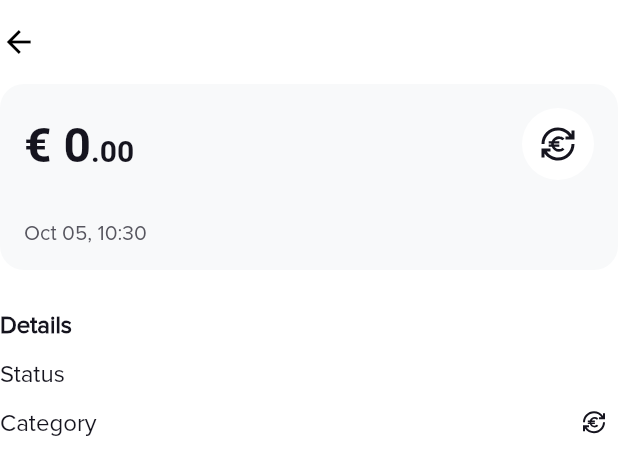
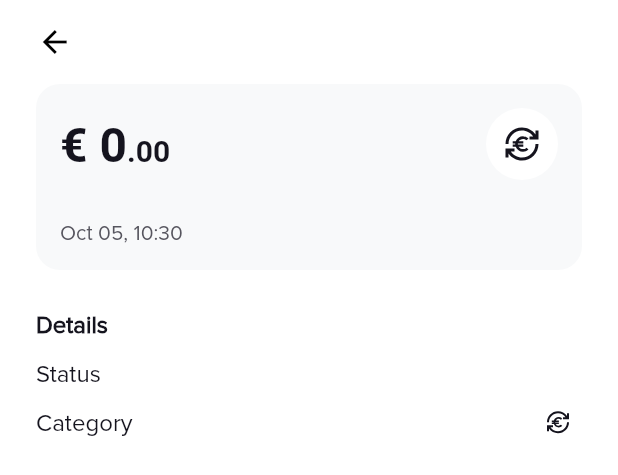
Before and after one commit to ivoryio/Ivory, a Flutter app: the _Content widget shown alone on an empty page, opened directly with empty values, on a phone screen of 412 x 824 dp. Shown: the top 475 px of the screen. Run offline on Flutter 3.47's test engine with Material 2 defaults, Android fonts, the phone set to English and light mode, and no system bars; our stand-ins replace badges, bloc, convert, device_info_plus, dotted_border, equatable and 19 more; missing offline and left inert: amazon_cognito_identity_dart_2, pointycastle; accounts and stored records are empty.

Commit message:
update paddings where IvoryListTile is used

```diff
--- a/lib/screens/transactions/transaction_detail_screen.dart
+++ b/lib/screens/transactions/transaction_detail_screen.dart
@@ -104,8 +104,7 @@ class TransactionDetailScreen extends StatelessWidget {
           children: [
             TextSpan(
               text: 'This is an automatic repayment and does not include the 5% interest rate. ',
-              style: ClientConfig.getTextStyleScheme()
-                  .bodySmallBold,
+              style: ClientConfig.getTextStyleScheme().bodySmallBold,
             ),
             TextSpan(
               text: 'Go to “Repayments” ',
@@ -145,8 +144,6 @@ class TransactionDetailScreen extends StatelessWidget {
 
     return ScreenScaffold(
       body: SingleChildScrollView(
-        padding:
-            ClientConfig.getCustomClientUiSettings().defaultScreenHorizontalPadding,
         child: _Content(
           amountValue: amountValue,
           mainIcon: mainIcon,
@@ -199,7 +196,11 @@ class _Content extends StatelessWidget {
     return Column(
       crossAxisAlignment: CrossAxisAlignment.start,
       children: [
-        const AppToolbar(),
+        AppToolbar(padding: ClientConfig.getCustomClientUiSettings().defaultScreenHorizontalPadding),
+        Padding(
+          padding: ClientConfig.getCustomClientUiSettings().defaultScreenHorizontalPadding,
+          child: Column(
+            children: [
               Material(
                 color: const Color(0xFFF8F9FA),
                 shape: const RoundedRectangleBorder(
@@ -235,13 +236,13 @@ class _Content extends StatelessWidget {
                                   color: Colors.white,
                                   borderRadius: BorderRadius.circular(30),
                                 ),
-                          child: (mainIcon != null) ? Icon(mainIcon, size: 26) : SvgPicture.asset("assets/images/currency_exchange_euro.svg"),
+                                child: (mainIcon != null)
+                                    ? Icon(mainIcon, size: 26)
+                                    : SvgPicture.asset("assets/images/currency_exchange_euro.svg"),
                               ),
                             ],
                           ),
-                    Text(subtitle,
-                        style:
-                            ClientConfig.getTextStyleScheme().bodySmallBold),
+                          Text(subtitle, style: ClientConfig.getTextStyleScheme().bodySmallBold),
                           Text(
                             Format.date(dateTime, pattern: 'MMM dd, HH:mm'),
                             style: ClientConfig.getTextStyleScheme().bodySmallRegular,
@@ -271,12 +272,13 @@ class _Content extends StatelessWidget {
                     trailing: null,
                     trailingWidget: Row(
                       children: [
-                  mainIcon != null ? Icon(
-                      category.icon,
-                      size: 16) : SvgPicture.asset(
+                        mainIcon != null
+                            ? Icon(category.icon, size: 16)
+                            : SvgPicture.asset(
                                 "assets/images/currency_exchange_euro.svg",
                                 width: 16,
-                  height: 16,),
+                                height: 16,
+                              ),
                         const SizedBox(width: 8),
                         Text(category.name, style: ClientConfig.getTextStyleScheme().bodyLargeRegularBold),
                       ],
@@ -313,11 +315,17 @@ class _Content extends StatelessWidget {
                 ],
               ),
               const SizedBox(height: 24),
+            ],
+          ),
+        ),
         if (actions != null) ...[
-          Text('Actions', style: ClientConfig.getTextStyleScheme().heading4),
+          Padding(
+            padding: ClientConfig.getCustomClientUiSettings().defaultScreenHorizontalPadding,
+            child: Text('Actions', style: ClientConfig.getTextStyleScheme().heading4),
+          ),
           const SizedBox(height: 8),
           ...actions!,
-        ],
+        ]
       ],
     );
   }
```
Also changed, not shown: lib/screens/repayments/repayments_screen.dart (+7 -0 lines). Lines whose indentation alone changed are shown as unchanged.
